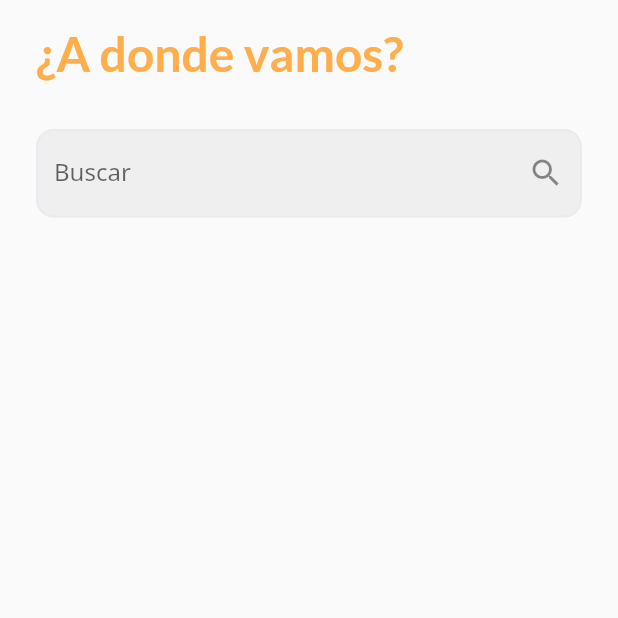
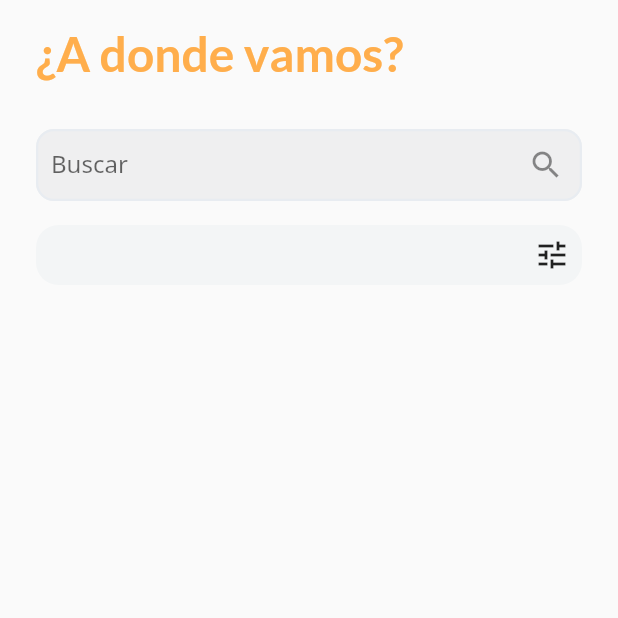
Before and after one commit to zelmop/where_to_go, a Flutter app: the HomeView screen opened by its route, on a phone screen of 412 x 824 dp, the top half of it. Run offline on Flutter 3.47's test engine with Material 2 defaults, Android fonts, the phone set to English and light mode, and no system bars; our stand-ins replace dio, flutter_dotenv, google_maps_flutter, location, stacked, stacked_core and 1 more.

Commit message:
added based functionality to change search radius

```diff
--- a/lib/viewmodels/views/search_view.viewmodel.dart
+++ b/lib/viewmodels/views/search_view.viewmodel.dart
@@ -18,9 +18,36 @@ class SearchViewViewModel extends BaseViewModel {
 
   LatLng? _latLng;
 
+  bool _toggleFilters = false;
+  bool get toggleFilters => _toggleFilters;
+
+  bool _showFilters = false;
+  bool get showFilters => _showFilters;
+
+  double _radius = 2000;
+  double get radius => _radius;
+
   SearchViewViewModel() {
     _placesServiceClient = locator<PlacesServiceClient>();
     _dialogService = locator<DialogService>();
+  }
+
+  void onTogleFilters() {
+    _toggleFilters = !_toggleFilters;
+    if (_showFilters) {
+      _showFilters = false;
+    }
+
+    notifyListeners();
+  }
+
+  void onShowFilters() {
+    if (!_toggleFilters) {
+      return;
+    }
+
+    _showFilters = !_showFilters;
+    notifyListeners();
   }
 
   Future<void> onSearch({
--- a/lib/views/search.view.dart
+++ b/lib/views/search.view.dart
@@ -4,6 +4,7 @@ import 'package:stacked/stacked.dart';
 import 'package:ui_components/ui_components.dart';
 import 'package:where_to_go/utils/utils.dart';
 import 'package:where_to_go/viewmodels/viewmodels.dart';
+import 'package:where_to_go/views/widgets/widgets.dart';
 
 class SearchView extends StatefulWidget {
   final List<Friend> friends;
@@ -73,7 +74,15 @@ class _SearchViewState extends State<SearchView> {
                 icon: Icons.search_outlined
               ),
             ),
-            GapsContants.extraLargeVerticalGap,
+            GapsContants.mediumVerticalGap,
+            SearchViewFilters(
+              onShowFilter: () => viewModel.onShowFilters(),
+              onTogleFilters: () => viewModel.onTogleFilters(),
+              showFilters: viewModel.showFilters,
+              toggleFilters: viewModel.toggleFilters,
+              radius: viewModel.radius
+            ),
+            GapsContants.mediumVerticalGap,
             Expanded(
               flex: 1,
               child: viewModel.isBusy ?
--- /dev/null
+++ b/lib/views/widgets/search_view_filters.widget.dart
@@ -0,0 +1,94 @@
+import 'package:flutter/material.dart';
+import 'package:ui_components/ui_components.dart';
+import 'package:where_to_go/utils/utils.dart';
+
+class SearchViewFilters extends StatefulWidget {
+  final VoidCallback onShowFilter;
+  final VoidCallback onTogleFilters;
+  final bool toggleFilters;
+  final bool showFilters;
+  final double radius;
+
+  const SearchViewFilters({
+    super.key,
+    required this.onShowFilter,
+    required this.onTogleFilters,
+    required this.toggleFilters,
+    required this.showFilters,
+    required this.radius
+  });
+
+  @override
+  State<SearchViewFilters> createState() => _SearchViewFiltersState();
+}
+
+class _SearchViewFiltersState extends State<SearchViewFilters> {
+  final _formKey = GlobalKey<FormState>();
+
+  late TextEditingController _radiusTextEditingController;
+
+  @override
+  void initState() {
+    _radiusTextEditingController = TextEditingController(text: '${widget.radius}');
+
+    super.initState();
+  }
+
+  @override
+  void dispose() {
+    _radiusTextEditingController.dispose();
+
+    super.dispose();
+  }
+
+  @override
+  Widget build(BuildContext context) {
+    var size = MediaQuery.of(context).size;
+
+    return AnimatedContainer(
+      onEnd: widget.onShowFilter,
+      width: size.width * .9,
+      decoration: BoxDecoration(
+        borderRadius: BorderRadius.circular(15),
+        color: ColorConstants.primaryGrey
+      ),
+      height: widget.toggleFilters ? size.height * .2 : 40,
+      duration: const Duration(milliseconds: 100),
+      child: Column(
+        children: [
+          Padding(
+            padding: const EdgeInsets.all(8.0),
+            child: Row(
+              mainAxisAlignment: MainAxisAlignment.end,
+              children: [
+                GestureDetector(
+                  onTap: () => widget.onTogleFilters(),
+                  child: const Icon(Icons.tune_outlined)
+                )
+              ]
+            )
+          ),
+          if (widget.showFilters)
+            _getFilters(size)
+        ]
+      )
+    );
+  }
+
+  Widget _getFilters(Size size) {
+    return Form(
+      key: _formKey,
+      autovalidateMode: AutovalidateMode.always,
+      child: Column(
+        children: [
+          BasicInput(
+            controller: _radiusTextEditingController,
+            labelText: 'Radio de busqueda en metros',
+            width: size.width * .8,
+            validator: TextFormFieldValidators.validateRaius
+          )
+        ]
+      )
+    );
+  }
+}
--- a/lib/views/widgets/widgets.dart
+++ b/lib/views/widgets/widgets.dart
@@ -1 +1,2 @@
 export 'package:where_to_go/views/widgets/main_navigation_bar.widget.dart';
+export 'package:where_to_go/views/widgets/search_view_filters.widget.dart';
--- a/ui_components/lib/constants/theme.constants.dart
+++ b/ui_components/lib/constants/theme.constants.dart
@@ -5,6 +5,7 @@ class ThemeConstants {
   static InputDecorationTheme inputDecorationTheme = InputDecorationTheme(
     fillColor: ColorConstants.secondaryGrey,
     filled: true,
+    contentPadding: const EdgeInsets.symmetric(vertical: 10.0, horizontal: 10.0),
     enabledBorder: OutlineInputBorder(
       borderRadius: BorderRadius.circular(12.0),
       borderSide: const BorderSide(width: 1.5, color: ColorConstants.tertiaryGrey)
```
Also changed, not shown: lib/utils/text_form_field_validators.util.dart (+14 -0 lines).
